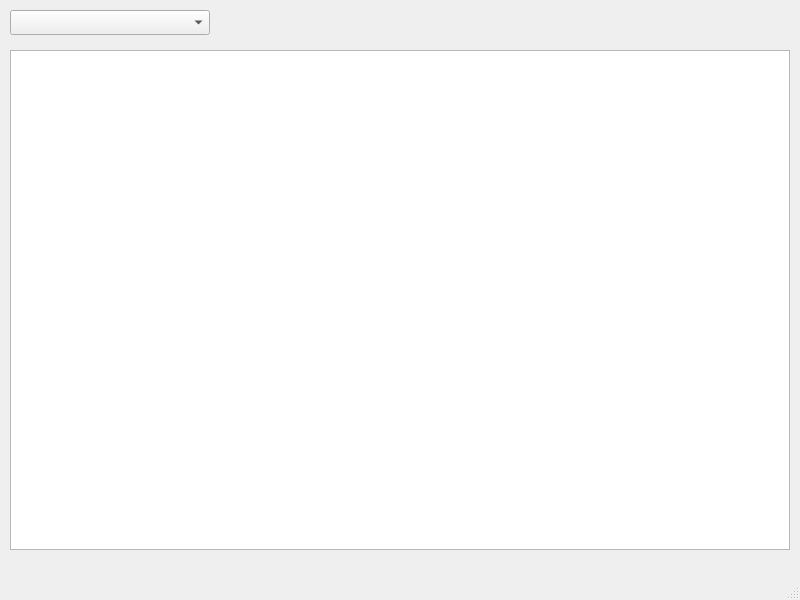
Before: the Qt Designer form EDT1.ui in viicorico/automatisation-plannification, drawn with Qt 5.
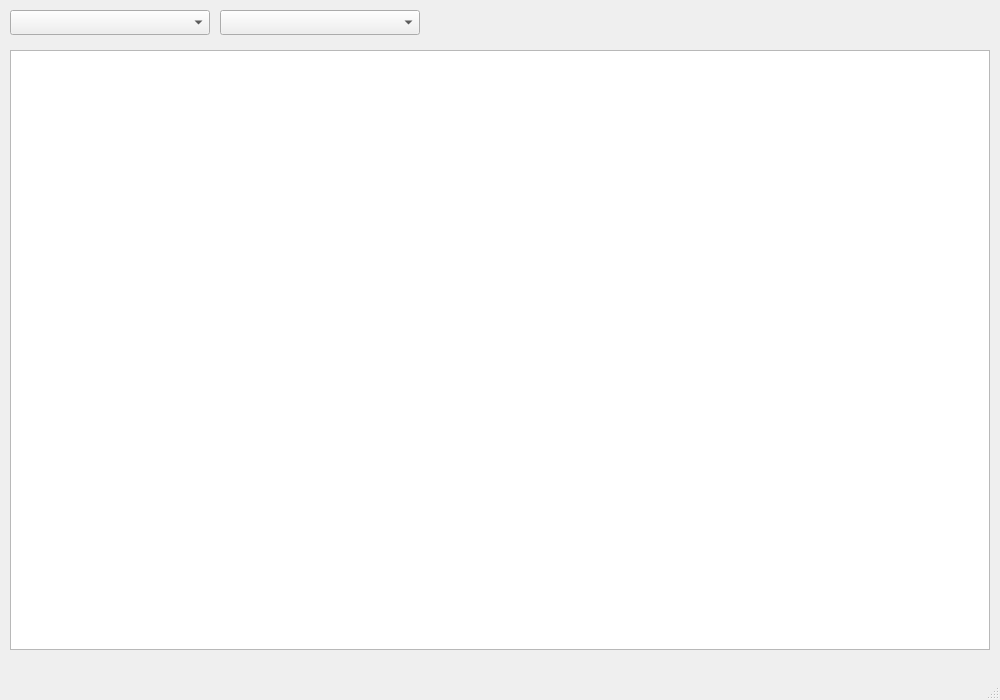
After: the same form once the commit is applied.

Diff of the .ui file:
```diff
--- a/EDT1.ui
+++ b/EDT1.ui
@@ -6,8 +6,8 @@
    <rect>
     <x>0</x>
     <y>0</y>
-    <width>800</width>
-    <height>600</height>
+    <width>1000</width>
+    <height>700</height>
    </rect>
   </property>
   <property name="windowTitle">
@@ -19,10 +19,13 @@
      <rect>
       <x>10</x>
       <y>50</y>
-      <width>780</width>
-      <height>500</height>
+      <width>980</width>
+      <height>600</height>
      </rect>
     </property>
+    <property name="showGrid">
+     <bool>false</bool>
+    </property>
    </widget>
    <widget class="QComboBox" name="comboBox">
     <property name="geometry">
@@ -34,6 +37,16 @@
      </rect>
     </property>
    </widget>
+   <widget class="QComboBox" name="comboBoxFiliere">
+    <property name="geometry">
+     <rect>
+      <x>220</x>
+      <y>10</y>
+      <width>200</width>
+      <height>25</height>
+     </rect>
+    </property>
+   </widget>
   </widget>
   <widget class="QMenuBar" name="menubar">
    <property name="geometry">
```
Left out of the diff: 2 changed lines with no effect on the pictures.
